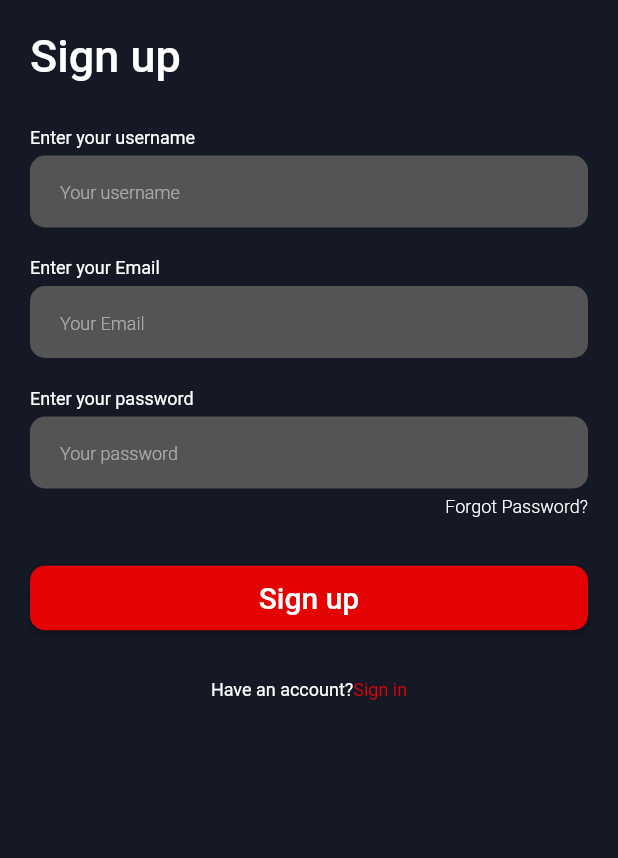
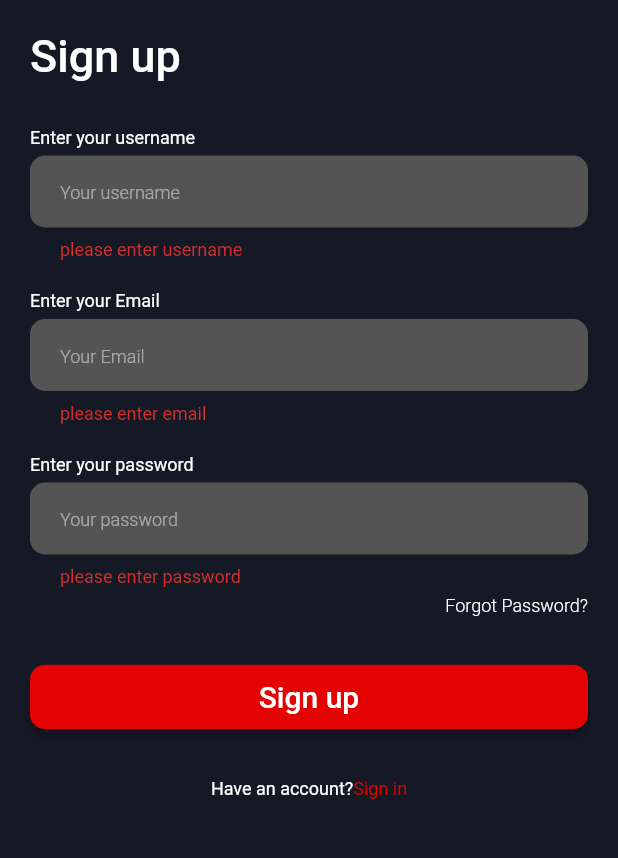
Before and after one commit to ugochukwujesse/movie-zone-app, a Flutter app: the SignUpScreen screen opened directly, after a tap on "Sign up", on a phone screen of 412 x 824 dp, the part 59-917 px from its top. Run offline on Flutter 3.47's test engine with Material 2 defaults, Android fonts, the phone set to English and light mode, and no system bars; our stand-ins replace firebase_auth, firebase_core; missing offline and left inert: dart:ffi; accounts and stored records are empty.

Commit message:
added email authentication

```diff
--- a/lib/main.dart
+++ b/lib/main.dart
@@ -1,6 +1,8 @@
+import 'package:firebase_auth/firebase_auth.dart';
 import 'package:firebase_core/firebase_core.dart';
 import 'package:flutter/material.dart';
 import 'package:movie_zone/firebase_options.dart';
+import 'package:movie_zone/screens/login_screen.dart';
 import 'package:movie_zone/screens/splash_screen.dart';
 
 void main() async {
@@ -8,14 +10,36 @@ void main() async {
   await Firebase.initializeApp(options: DefaultFirebaseOptions.currentPlatform);
   runApp(const MovieZone());
 }
-class MovieZone extends StatelessWidget {
+class MovieZone extends StatefulWidget {
   const MovieZone({Key? key}) : super(key: key);
 
   @override
+  State<MovieZone> createState() => _MovieZoneState();
+}
+
+class _MovieZoneState extends State<MovieZone> {
+  var auth=FirebaseAuth.instance;
+  bool isLogin = false;
+
+  checkIfLogin(){
+    auth.authStateChanges().listen((User? user) {
+      if(user!= null && mounted){
+        setState(() {
+          isLogin=true;
+        });
+      }
+    });
+  }
+  @override
+  void initState() {
+    checkIfLogin();
+    super.initState();
+  }
+  @override
   Widget build(BuildContext context) {
-    return const MaterialApp(
+    return  MaterialApp(
       debugShowCheckedModeBanner: false,
-      home: SplashScreen(),
+      home: isLogin?const  LoginScreen(): const SplashScreen(),
     );
   }
 }
--- a/lib/screens/login_screen.dart
+++ b/lib/screens/login_screen.dart
@@ -23,7 +23,7 @@ class LoginScreen extends StatefulWidget {
 
 class _LoginScreenState extends State<LoginScreen> {
   final FirebaseAuthService _auth = FirebaseAuthService();
-
+  final _formKey = GlobalKey<FormState>();
 
   // final TextEditingController _usernameController = TextEditingController();
   final TextEditingController _emailController = TextEditingController();
@@ -44,6 +44,8 @@ class _LoginScreenState extends State<LoginScreen> {
           child: SingleChildScrollView(
             child: Padding(
               padding:  const EdgeInsets.only(top: AppSpacing.s20, left: AppSpacing.s20, right: AppSpacing.s20),
+              child: Form(
+                key: _formKey,
                 child: Column(
                   crossAxisAlignment: CrossAxisAlignment.start,
                   children: [
@@ -77,9 +79,29 @@ class _LoginScreenState extends State<LoginScreen> {
                     ),
                     ),
                     const  SizedBox(height: AppSpacing.s30,),
-                   ReusableTextField(headText: 'Enter your Email', hintText: 'Your Email', newController: _emailController,),
+                     ReusableTextField(headText: 'Enter your Email',
+                       hintText: 'Your Email',
+                       newController: _emailController,
+                       validate: (text) {
+                           if (text == null || text.isEmpty) {
+                             return "please enter email";
+                           }else if (RegExp(r'^[\w-\.]+@([\w-]+\.)+[\w-]{2,4}$').hasMatch(text)){
+                             return null;
+                           }
+                           return "invalid Email";
+                       },
+
+                     ),
                     const SizedBox(height: AppSpacing.s20,),
-                  ReusableTextField(headText: "Enter your password", hintText: "Your password", newController: _passwordController,),
+                    ReusableTextField(headText: "Enter your password",
+                      hintText: "Your password",
+                      newController: _passwordController,
+                      validate: (text) {
+                          if (text == null || text.isEmpty) {
+                            return "please enter password";
+                          } return null;
+                      },
+                    ),
                     const SizedBox(height: AppSpacing.s5,),
                     const Row(
                       mainAxisAlignment: MainAxisAlignment.end,
@@ -96,7 +118,10 @@ class _LoginScreenState extends State<LoginScreen> {
                     const SizedBox(height: AppSpacing.s30,),
                     CustomElevatedButton(text: "Sign in",
                       onPress:(){
+                      if (_formKey.currentState != null &&_formKey.currentState!.validate()){
                         _signIn();
+                      }
+
                       },
                     ),
                     const SizedBox(
@@ -110,6 +135,7 @@ class _LoginScreenState extends State<LoginScreen> {
                       },
                     )
                   ],
+      ),
               ),
             ),
           ),
--- a/lib/screens/signup_screen.dart
+++ b/lib/screens/signup_screen.dart
@@ -21,6 +21,7 @@ class SignUpScreen extends StatefulWidget {
 class _SignUpScreenState extends State<SignUpScreen> {
 
   final FirebaseAuthService _auth = FirebaseAuthService();
+  final _formKey = GlobalKey<FormState>();
 
 
   final TextEditingController _usernameController = TextEditingController();
@@ -43,6 +44,8 @@ class _SignUpScreenState extends State<SignUpScreen> {
           SingleChildScrollView(
             child: Padding(
               padding: const EdgeInsets.only(top: AppSpacing.s20, left: AppSpacing.s20,right: AppSpacing.s20),
+              child: Form(
+                key: _formKey,
                 child: Column(
                   crossAxisAlignment: CrossAxisAlignment.start,
                   children: [
@@ -76,11 +79,39 @@ class _SignUpScreenState extends State<SignUpScreen> {
                       ),
                     ),
                     const  SizedBox(height: AppSpacing.s30,),
-                   ReusableTextField(headText: "Enter your username", hintText: "Your username", newController: _usernameController,),
+                     ReusableTextField(headText: "Enter your username",
+                       hintText: "Your username",
+                       newController: _usernameController,
+                       validate: (text) {
+                           if (text == null || text.isEmpty) {
+                             return "please enter username";
+                           } return null;
+                       },
+
+                     ),
                     const SizedBox(height: AppSpacing.s20,),
-                   ReusableTextField(headText: 'Enter your Email', hintText: 'Your Email', newController: _emailController,),
+                     ReusableTextField(headText: 'Enter your Email',
+                       hintText: 'Your Email', newController: _emailController,
+                       validate: (text) {
+                           if (text == null || text.isEmpty) {
+                             return "please enter email";
+                           }else if (RegExp(r'^[\w-\.]+@([\w-]+\.)+[\w-]{2,4}$').hasMatch(text)){
+                             return null;
+                           }
+                           return "invalid Email";
+                       },
+
+                     ),
                     const SizedBox(height: AppSpacing.s20,),
-                   ReusableTextField(headText: "Enter your password", hintText: "Your password", newController: _passwordController,),
+                     ReusableTextField(headText: "Enter your password",
+                       hintText: "Your password",
+                       newController: _passwordController,
+                       validate: (text) {
+                           if (text == null || text.isEmpty) {
+                             return "please enter password";
+                           }return null;
+                       },
+                     ),
                     const SizedBox(height: AppSpacing.s5,),
                     const Row(
                       mainAxisAlignment: MainAxisAlignment.end,
@@ -97,7 +128,10 @@ class _SignUpScreenState extends State<SignUpScreen> {
                     const SizedBox(height: AppSpacing.s30,),
                     CustomElevatedButton(text: "Sign up",
                       onPress:(){
+                        if (_formKey.currentState != null &&_formKey.currentState!.validate()){
                           _signUp();
+                        }
+
                       },
                     ),
                     const SizedBox(
@@ -111,6 +145,7 @@ class _SignUpScreenState extends State<SignUpScreen> {
                       },
                     )
                   ],
+                ),
               ),
             ),
           ),
--- a/lib/widgets/reusable_text_field.dart
+++ b/lib/widgets/reusable_text_field.dart
@@ -8,12 +8,12 @@ import 'package:movie_zone/utility/app_spacing.dart';
 
 class ReusableTextField extends StatelessWidget {
   const ReusableTextField({
-    super.key, required this.headText, required this.hintText, required this.newController
+    super.key, required this.headText, required this.hintText, required this.newController, required this.validate
   });
   final String headText;
   final String hintText;
   final TextEditingController newController;
-
+  final FormFieldValidator validate;
   @override
   Widget build(BuildContext context) {
     return Column(
@@ -29,6 +29,7 @@ class ReusableTextField extends StatelessWidget {
         const SizedBox(height: AppSpacing.s5,),
         TextFormField(
           controller: newController ,
+          validator: validate,
           decoration:  InputDecoration(
               contentPadding: const EdgeInsets.only(top: 10,bottom: 10,left: 20),
               border: OutlineInputBorder(
```
Also changed, not shown: lib/screens/home_screen.dart (+40 -1 lines), lib/screens/onboarding_screen.dart (+18 -10 lines). Lines whose indentation alone changed are shown as unchanged.
